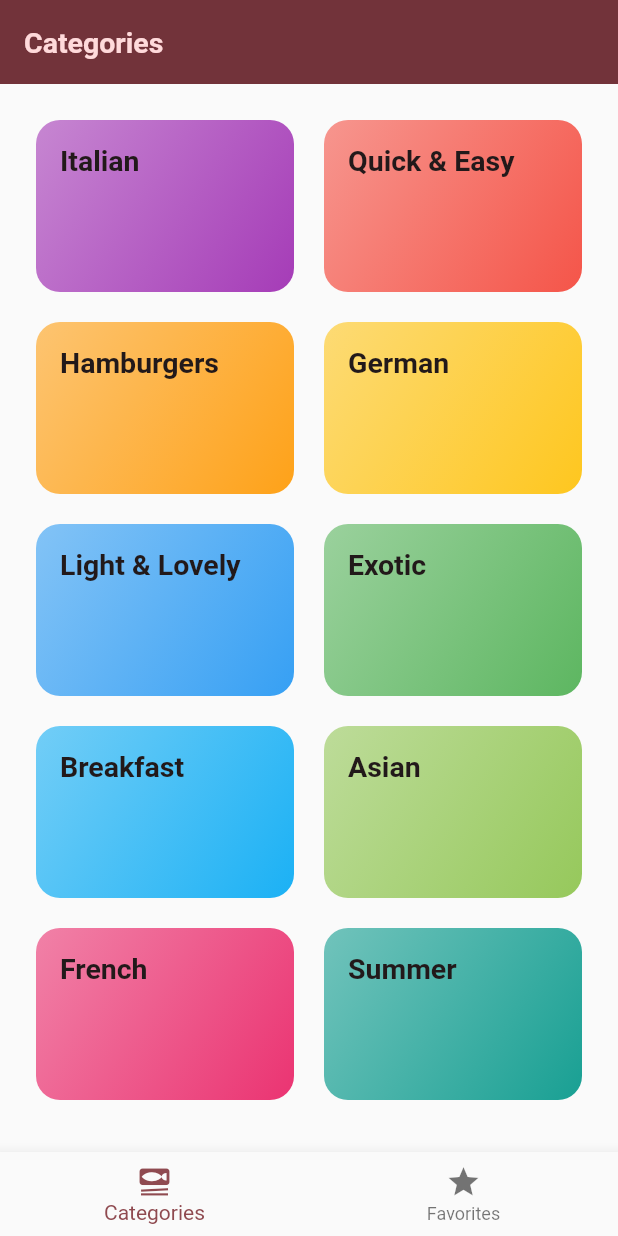
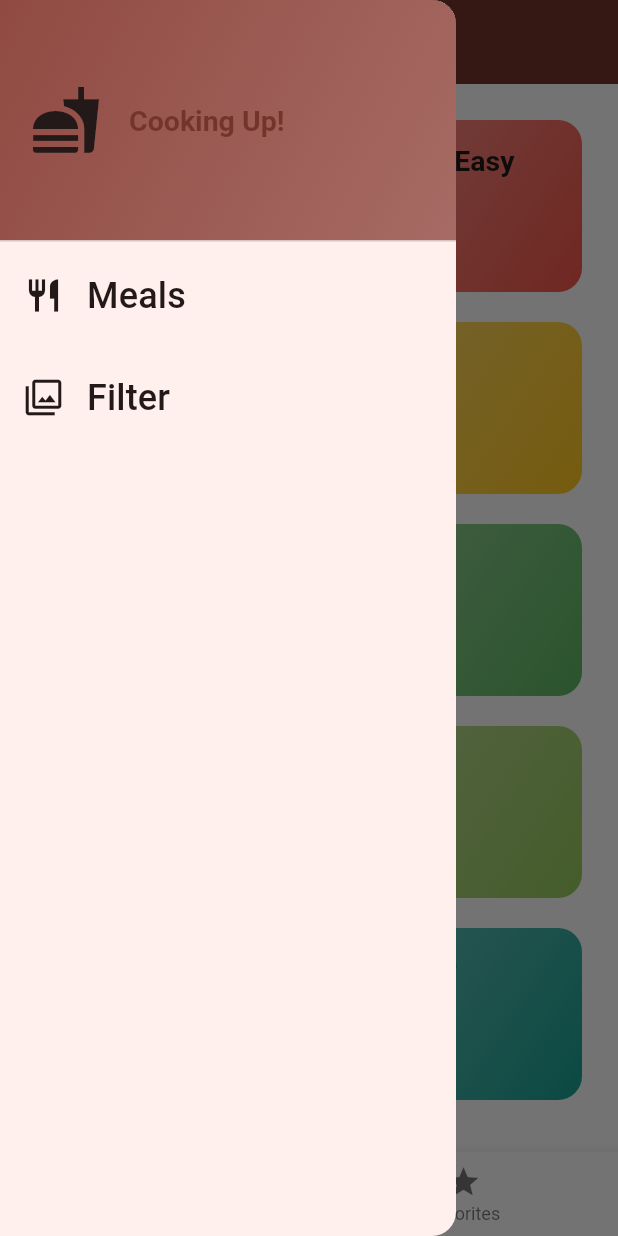
Before and after one commit to Ahmedyehia12/meals_app, a Flutter app: the screen it shows after launch, with the side drawer open (before the commit the screen has no drawer), on a phone screen of 412 x 824 dp. Run offline on Flutter 3.47's test engine with Material 2 defaults, Android fonts, the phone set to English and light mode, and no system bars; our stand-ins replace google_fonts, transparent_image.

Commit message:
added filters , drawer & finished the app

```diff
--- a/lib/main.dart
+++ b/lib/main.dart
@@ -3,7 +3,7 @@ import 'package:google_fonts/google_fonts.dart';
 import 'package:meals_app/screens/tabs.dart';
 
 var kColorScheme =
-    ColorScheme.fromSeed(seedColor: const Color.fromARGB(94, 170, 158, 158));
+    ColorScheme.fromSeed(seedColor: Color.fromARGB(94, 145, 11, 11));
 
 class App extends StatelessWidget {
   const App({super.key});
--- a/lib/screens/categories.dart
+++ b/lib/screens/categories.dart
@@ -3,13 +3,16 @@ import 'package:meals_app/data/dummy_data.dart';
 import 'package:meals_app/models/category.dart';
 import 'package:meals_app/screens/meals.dart';
 import 'package:meals_app/widgets/category_grid_item.dart';
+import 'package:meals_app/models/meal.dart';
 
 class CategoriesScreen extends StatelessWidget {
-  const CategoriesScreen({super.key, required this.toggleMeal});
+  const CategoriesScreen(
+      {super.key, required this.toggleMeal, required this.availableMeals});
   final Function toggleMeal;
+  final List<Meal> availableMeals;
   void _selectCategory(BuildContext context, Category category) {
     // use of the Navigator class
-    final categoryMeals = dummyMeals
+    final categoryMeals = availableMeals
         .where((meal) => meal.categories.contains(category.id))
         .toList();
     Navigator.push(
--- a/lib/screens/tabs.dart
+++ b/lib/screens/tabs.dart
@@ -1,7 +1,17 @@
 import 'package:flutter/material.dart';
+import 'package:meals_app/data/dummy_data.dart';
 import 'package:meals_app/screens/categories.dart';
+import 'package:meals_app/screens/filters.dart';
 import 'package:meals_app/screens/meals.dart';
 import 'package:meals_app/models/meal.dart';
+import 'package:meals_app/widgets/main_drawer.dart';
+
+const kInititialFilters = {
+  Filter.glutenFree: false,
+  Filter.lactoseFree: false,
+  Filter.vegan: false,
+  Filter.vegeterian: false,
+};
 
 class TabsScreen extends StatefulWidget {
   const TabsScreen({super.key});
@@ -11,6 +21,7 @@ class TabsScreen extends StatefulWidget {
 
 class _TabsScreenState extends State<TabsScreen> {
   int _selectedPageIndex = 0;
+  Map<Filter, bool> _selectedFilters = kInititialFilters;
   void _selectPage(int index) {
     setState(() {
       _selectedPageIndex = index;
@@ -22,6 +33,22 @@ class _TabsScreenState extends State<TabsScreen> {
     ScaffoldMessenger.of(context).clearSnackBars();
     ScaffoldMessenger.of(context)
         .showSnackBar(SnackBar(content: Text(message)));
+  }
+
+  void _setScreen(String identifier) async {
+    // close the drawer
+    Navigator.of(context).pop();
+    if (identifier == 'Filter') {
+      final result =
+          await Navigator.of(context).push<Map<Filter, bool>>(MaterialPageRoute(
+              builder: (ctx) => FilterScreen(
+                    currentFilters: _selectedFilters,
+                  )));
+      setState(() {
+        _selectedFilters =
+            result ?? kInititialFilters; // if null => use yourself again
+      });
+    }
   }
 
   void _toggleMealFavoriteS(Meal meal) {
@@ -39,8 +66,24 @@ class _TabsScreenState extends State<TabsScreen> {
 
   @override
   Widget build(BuildContext context) {
+    final AvailableMeals = dummyMeals.where((meal) {
+      if (_selectedFilters[Filter.glutenFree]! && !meal.isGlutenFree) {
+        return false;
+      }
+      if (_selectedFilters[Filter.lactoseFree]! && !meal.isLactoseFree) {
+        return false;
+      }
+      if (_selectedFilters[Filter.vegeterian]! && !meal.isVegetarian) {
+        return false;
+      }
+      if (_selectedFilters[Filter.vegan]! && !meal.isVegan) {
+        return false;
+      }
+      return true;
+    }).toList();
     Widget activePage = CategoriesScreen(
       toggleMeal: _toggleMealFavoriteS,
+      availableMeals: AvailableMeals,
     );
     var title = 'Categories';
     if (_selectedPageIndex == 1) {
@@ -53,6 +96,9 @@ class _TabsScreenState extends State<TabsScreen> {
     return Scaffold(
       appBar: AppBar(
         title: Text(title),
+      ),
+      drawer: MainDrawer(
+        onSelectScreen: _setScreen,
       ),
       body: activePage,
       bottomNavigationBar: BottomNavigationBar(
--- /dev/null
+++ b/lib/widgets/main_drawer.dart
@@ -0,0 +1,75 @@
+import 'package:flutter/material.dart';
+
+class MainDrawer extends StatelessWidget {
+  const MainDrawer({super.key, required this.onSelectScreen});
+  final void Function(String identifier) onSelectScreen;
+  @override
+  Widget build(BuildContext context) {
+    return Drawer(
+      child: Column(
+        children: [
+          DrawerHeader(
+              padding: const EdgeInsets.all(20),
+              decoration: BoxDecoration(
+                gradient: LinearGradient(colors: [
+                  Theme.of(context).colorScheme.primary,
+                  Theme.of(context).colorScheme.primary.withOpacity(0.8)
+                ], begin: Alignment.topLeft, end: Alignment.bottomRight),
+              ),
+              child: Row(
+                children: [
+                  Icon(Icons.fastfood,
+                      size: 48,
+                      color: Theme.of(context).colorScheme.onBackground),
+                  const SizedBox(
+                    width: 18,
+                  ),
+                  Text(
+                    'Cooking Up!',
+                    style: Theme.of(context).textTheme.titleLarge!.copyWith(
+                          color:
+                              Theme.of(context).colorScheme.onPrimaryContainer,
+                        ),
+                  )
+                ],
+              )),
+          ListTile(
+            leading: Icon(
+              Icons.restaurant,
+              size: 26,
+              color: Theme.of(context).colorScheme.onBackground,
+            ),
+            title: Text(
+              'Meals',
+              style: Theme.of(context).textTheme.titleSmall!.copyWith(
+                  color: Theme.of(context).colorScheme.onBackground,
+                  fontSize: 24),
+            ),
+            onTap: () {
+              onSelectScreen('Meals');
+            },
+          ),
+          const SizedBox(
+            height: 12.0,
+          ),
+          ListTile(
+            leading: Icon(
+              Icons.filter,
+              size: 26,
+              color: Theme.of(context).colorScheme.onBackground,
+            ),
+            title: Text(
+              'Filter',
+              style: Theme.of(context).textTheme.titleSmall!.copyWith(
+                  color: Theme.of(context).colorScheme.onBackground,
+                  fontSize: 24),
+            ),
+            onTap: () {
+              onSelectScreen('Filter');
+            },
+          ),
+        ],
+      ),
+    );
+  }
+}
```
Also changed, not shown: lib/screens/filters.dart (added, +130 -0 lines).
